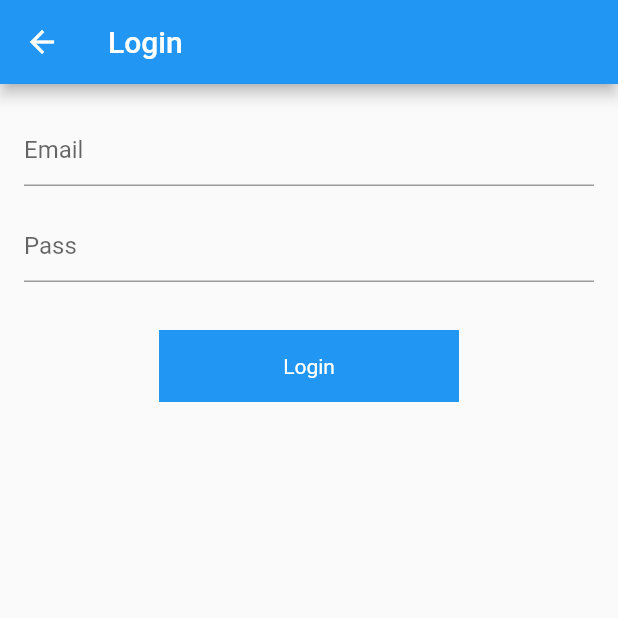
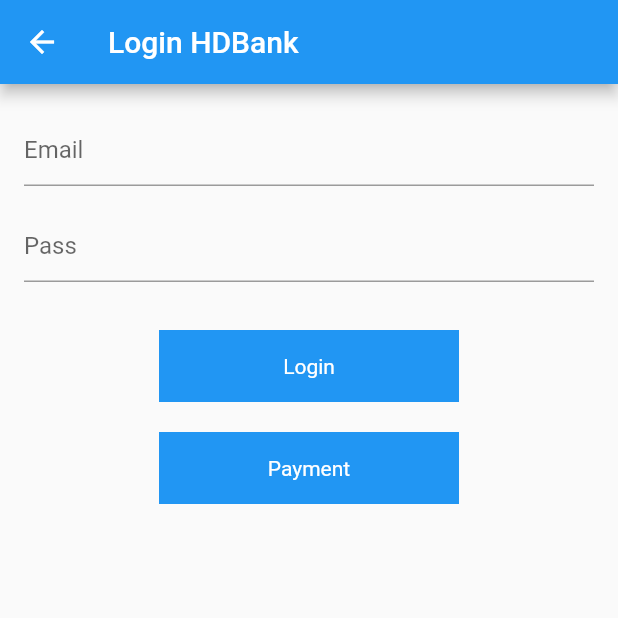
Before and after one commit to gj-btruongpv/hd_bank, a Flutter app: the screen it shows after launch, after a tap on "HD Bank", on a phone screen of 412 x 824 dp, the top half of it. Run offline on Flutter 3.47's test engine with Material 2 defaults, Android fonts, the phone set to English and light mode, and no system bars.

Commit message:
init struct
init struct

```diff
--- a/hd_bank_example/lib/app_router.dart
+++ b/hd_bank_example/lib/app_router.dart
@@ -1,11 +1,12 @@
 import 'package:flutter/material.dart';
-import 'package:hd_bank_sdk/login_screen.dart';
+import 'package:hd_bank_sdk/hd_bank.dart';
 
 class AppRouter {
   static GlobalKey<NavigatorState> navigatorKey = GlobalKey<NavigatorState>();
   static Map<String, WidgetBuilder> registerRoutes() {
     return {
       LoginScreen.routePath: (context) => LoginScreen.registerRoute(context),
+      PaymentScreen.routePath: (context) => const PaymentScreen(),
     };
   }
 }
--- a/hd_bank_example/lib/home_screen.dart
+++ b/hd_bank_example/lib/home_screen.dart
@@ -1,5 +1,5 @@
 import 'package:flutter/material.dart';
-import 'package:hd_bank_sdk/login_screen.dart';
+import 'package:hd_bank_sdk/features/auth/login_screen.dart';
 
 class HomeScreen extends StatefulWidget {
   const HomeScreen({Key? key}) : super(key: key);
--- a/lib/login_screen.dart
+++ b/lib/features/auth/login_screen.dart
@@ -1,4 +1,5 @@
 import 'package:flutter/material.dart';
+import 'package:hd_bank_sdk/features/payment/payment_screen.dart';
 
 class LoginScreen extends StatefulWidget {
   final String url;
@@ -22,7 +23,7 @@ class _LoginScreenState extends State<LoginScreen> {
     debugPrint(widget.url);
     return Scaffold(
       appBar: AppBar(
-        title: const Text('Login'),
+        title: const Text('Login HDBank'),
       ),
       body: Padding(
         padding: const EdgeInsets.symmetric(horizontal: 16, vertical: 20),
@@ -59,12 +60,33 @@ class _LoginScreenState extends State<LoginScreen> {
                   ),
                 ),
               ),
+            ),
+            const SizedBox(
+              height: 20,
+            ),
+            Center(
+              child: InkWell(
+                onTap: () {
+                  Navigator.pushNamed(context, PaymentScreen.routePath);
+                },
+                child: Container(
+                  width: 200,
+                  height: 48,
+                  color: Colors.blue,
+                  alignment: Alignment.center,
+                  child: const Text(
+                    'Payment',
+                    style: TextStyle(color: Colors.white),
+                  ),
+                ),
+              ),
             )
           ],
         ),
       ),
     );
   }
+
   @override
   void dispose() {
     ctEmail.dispose();
--- /dev/null
+++ b/lib/hd_bank.dart
@@ -0,0 +1,2 @@
+export 'features/auth/login_screen.dart';
+export 'features/payment/payment_screen.dart';
--- /dev/null
+++ b/lib/models/user_model.dart
@@ -0,0 +1,6 @@
+class UserModel {
+  final int id;
+  final String name;
+
+  UserModel({required this.id, required this.name});
+}
```
Also changed, not shown: lib/features/payment/payment_screen.dart (added, +16 -0 lines), pubspec.yaml (+0 -64 lines), lib/constants/constants.dart (added), lib/providers/vietjet_provider.dart (added), lib/repositories/user_repository.dart (added).
